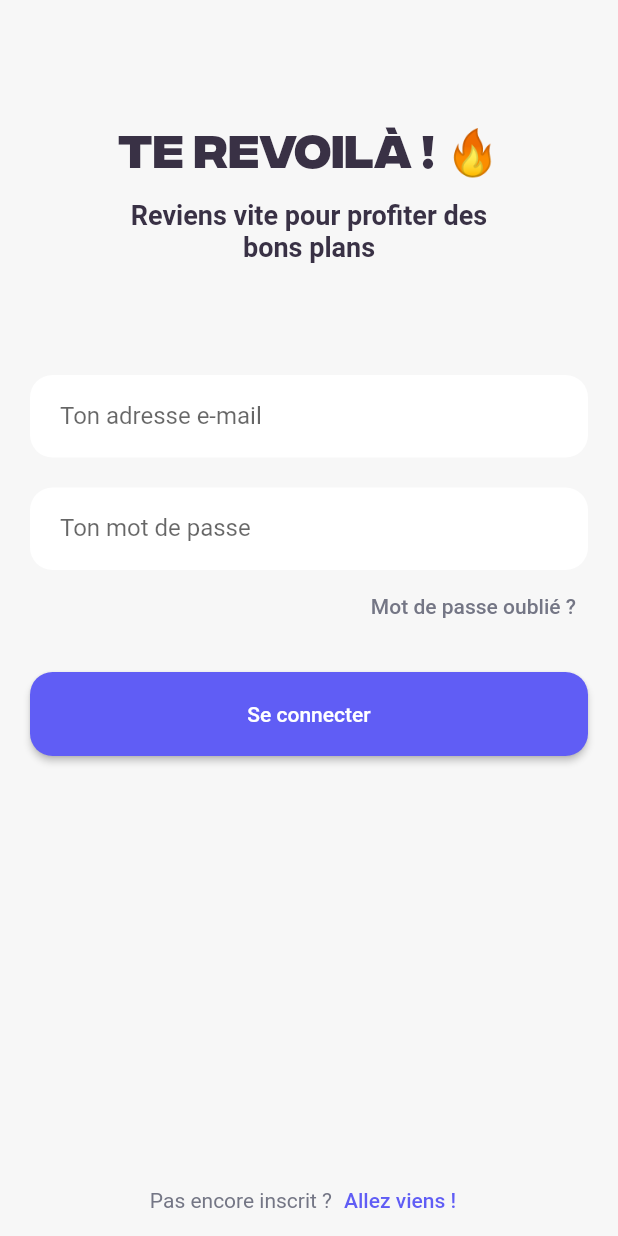
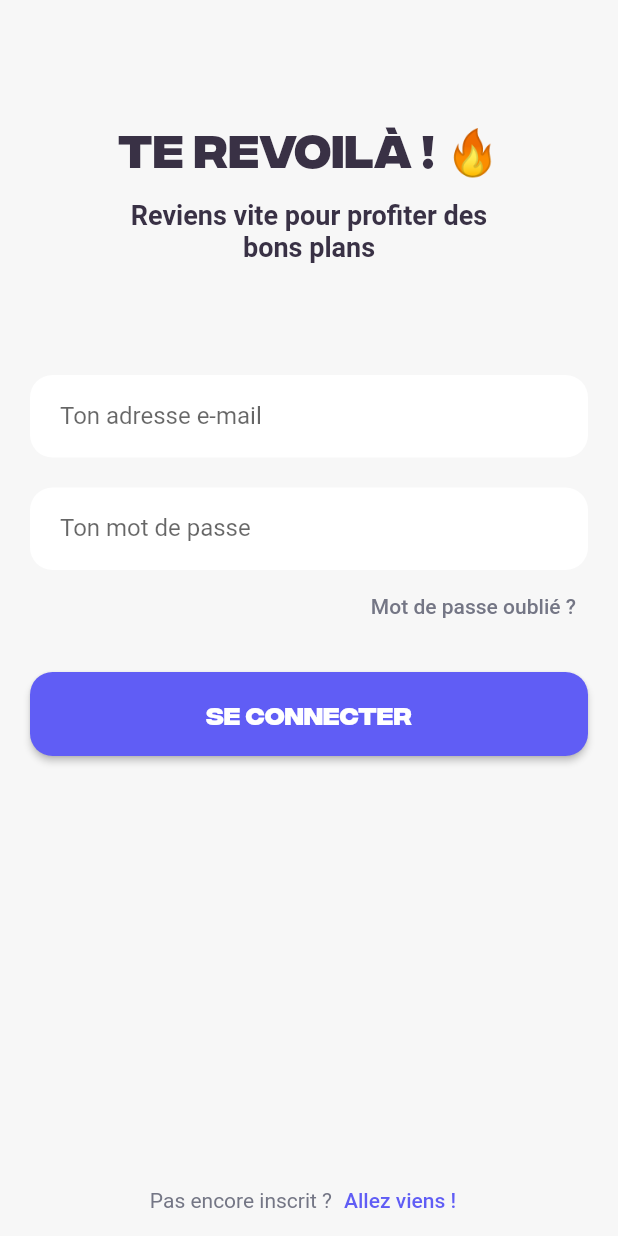
Before and after one commit to AlzUrt/flutter, a Flutter app: the register screen opened directly, after a tap on "Connecte-toi !", on a phone screen of 412 x 824 dp. Run offline on Flutter 3.47's test engine with Material 2 defaults, Android fonts, the phone set to English and light mode, and no system bars; our stand-ins replace carousel_slider; Roboto replaces fonts that are missing (inter).

Commit message:
modif bouton

```diff
--- a/lib/views/login.dart
+++ b/lib/views/login.dart
@@ -2,7 +2,7 @@ import 'package:flutter/material.dart';
 import 'package:padsou/assets/colors.dart';
 import 'package:padsou/ui/typo.dart';
 import 'package:padsou/views/register.dart';
-
+import 'package:padsou/components/buttonCard.dart';
 class login extends StatefulWidget {
   @override
   LoginState createState() => LoginState();
@@ -145,12 +145,9 @@ Row(
                             // TODO: Handle form submission
                           }
                         },
-                        style: ElevatedButton.styleFrom(
-                          primary: CustomColors.darkBlue,
-                          onPrimary: Colors.white,
-                          shape: RoundedRectangleBorder(
-                            borderRadius: BorderRadius.circular(15),
-                          ),
+                      style: CustomButtonStyle.title(
+                            backgroundColor: CustomColors.darkBlue,
+                            textColor: Colors.white
                         ),
                         child: Text('Se connecter'),
                       ),
--- a/lib/views/register.dart
+++ b/lib/views/register.dart
@@ -2,6 +2,7 @@ import 'package:flutter/material.dart';
 import 'package:padsou/assets/colors.dart';
 import 'package:padsou/ui/typo.dart';
 import 'package:padsou/views/login.dart';
+import 'package:padsou/components/buttonCard.dart';
 
 class register extends StatefulWidget {
   @override
@@ -150,12 +151,9 @@ class AccueilState extends State<register> {
                             // TODO: Handle form submission
                           }
                         },
-                        style: ElevatedButton.styleFrom(
-                          primary: CustomColors.darkBlue,
-                          onPrimary: Colors.white,
-                          shape: RoundedRectangleBorder(
-                            borderRadius: BorderRadius.circular(15),
-                          ),
+                        style: CustomButtonStyle.title(
+                            backgroundColor: CustomColors.darkBlue,
+                            textColor: Colors.white
                         ),
                         child: Text('S\'inscrire'),
                       ),
```
